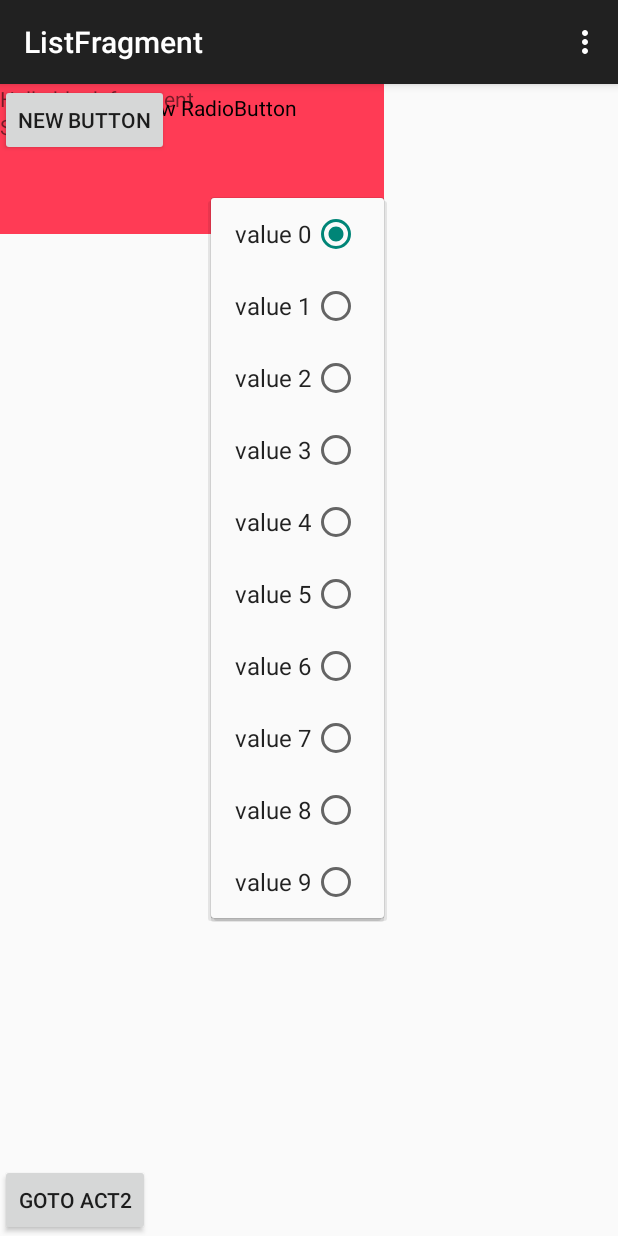
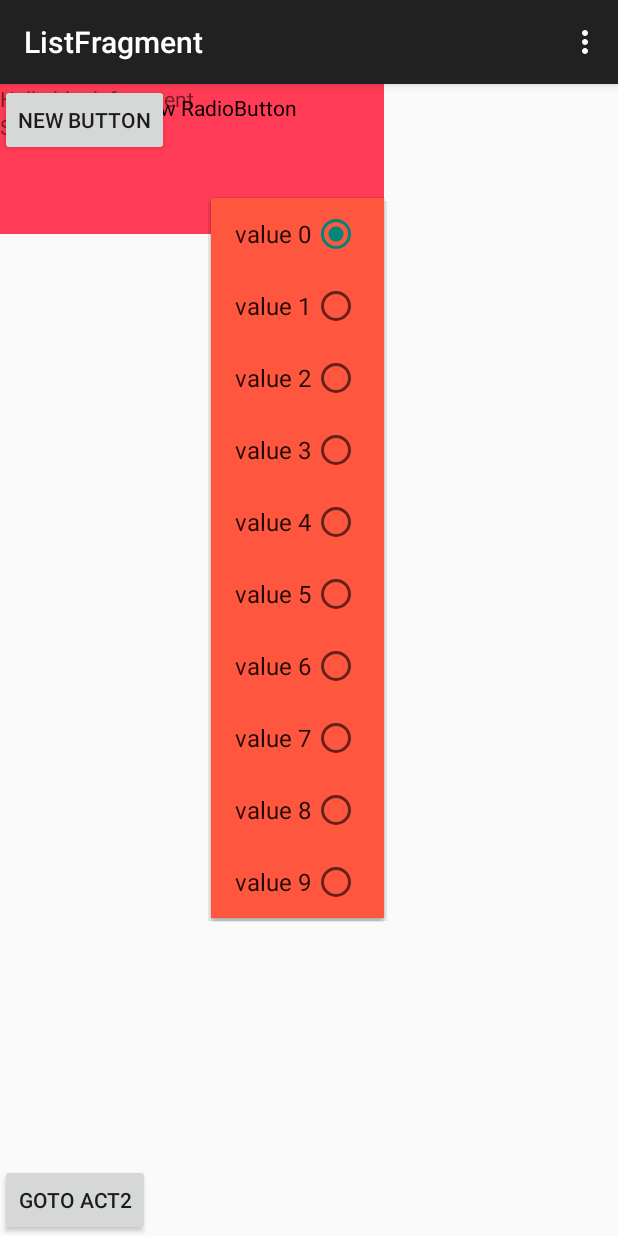
Before and after one commit to h-t-tran/android, an Android app: the screen it shows after launch (MainActivity), after a tap on an icon or button, on a phone screen of 412 x 824 dp. Run offline under Robolectric (Android 15) with nearby library versions, the phone set to English and light mode, and no system bars.

```diff
--- a/android/ListFragment/app/src/main/java/com/sdsu/hoanh/listfragment/MyFragment.java
+++ b/android/ListFragment/app/src/main/java/com/sdsu/hoanh/listfragment/MyFragment.java
@@ -1,11 +1,14 @@
 package com.sdsu.hoanh.listfragment;
 
 import android.app.Activity;
+import android.content.Intent;
 import android.os.Bundle;
 import android.support.v4.app.Fragment;
 import android.view.LayoutInflater;
 import android.view.View;
 import android.view.ViewGroup;
+import android.widget.AdapterView;
+import android.widget.Button;
 import android.widget.Spinner;
 import android.widget.ArrayAdapter;
 import java.util.ArrayList;
@@ -14,7 +17,7 @@ import java.util.List;
 /**
  * Created by hoanh on 2/6/2015.
  */
-public class MyFragment extends Fragment {
+public class MyFragment extends Fragment implements AdapterView.OnItemSelectedListener {
     public MyFragment() {
 
         java.util.List<String> l=null;
@@ -47,15 +50,13 @@ public class MyFragment extends Fragment {
 
         Activity ownerAct = this.getActivity();
 
-        Spinner spinner = (Spinner)rootView.findViewById(R.id.spinner2);
+        final Spinner spinner = (Spinner)rootView.findViewById(R.id.spinner2);
         List<String> locationArray = new ArrayList<String>();
         for(int i=0;i<10;i++)
         {
             locationArray.add("value "+i);
         }
 
-//        java.util.List<String> l=null;
-//        List<String> lables = null;
         ArrayAdapter<String> dataAdapter = new ArrayAdapter<String>(ownerAct,
                 android.R.layout.simple_spinner_item, locationArray);
 
@@ -68,7 +69,55 @@ public class MyFragment extends Fragment {
         // attaching data adapter to spinner
         spinner.setAdapter(dataAdapter);
 
+        spinner.setOnItemSelectedListener(this);
+
+        spinner.setOnItemSelectedListener(new AdapterView.OnItemSelectedListener()
+        {
+            @Override
+            public void onItemSelected(AdapterView<?> parent, View view, int position,
+                                       long id) {
+                // On selecting a spinner item
+                String label = parent.getItemAtPosition(position).toString();
+
+                // Showing selected spinner item
+                //Toast.makeText(parent.getContext(), "You selected: " + label,  Toast.LENGTH_LONG).show();
+
+            }
+            @Override
+            public void onNothingSelected(AdapterView<?> arg0) {
+                // TODO Auto-generated method stub
+
+            }
+        });
+
+
+        //
+        // button
+        //
+        Button btn = (Button)rootView.findViewById(R.id.button2);
+        btn.setOnClickListener(new View.OnClickListener() {
+            @Override
+            public void onClick(View v) {
+
+            }
+        });
 
         return rootView;
     }
+
+    @Override
+    public void onItemSelected(AdapterView<?> parent, View view, int position,
+                               long id) {
+        // On selecting a spinner item
+        String label = parent.getItemAtPosition(position).toString();
+
+        // Showing selected spinner item
+        //Toast.makeText(parent.getContext(), "You selected: " + label,  Toast.LENGTH_LONG).show();
+
+    }
+    @Override
+    public void onNothingSelected(AdapterView<?> arg0) {
+        // TODO Auto-generated method stub
+
+    }
 }
--- a/android/ListFragment/app/src/main/res/layout/fragment_blank.xml
+++ b/android/ListFragment/app/src/main/res/layout/fragment_blank.xml
@@ -33,6 +33,7 @@
         android:layout_height="wrap_content"
         android:id="@+id/spinner2"
         android:layout_gravity="right|bottom"
-        android:spinnerMode="dropdown" />
+        android:spinnerMode="dropdown"
+        android:popupBackground="#ffff563f" />
 
 </FrameLayout>
```
